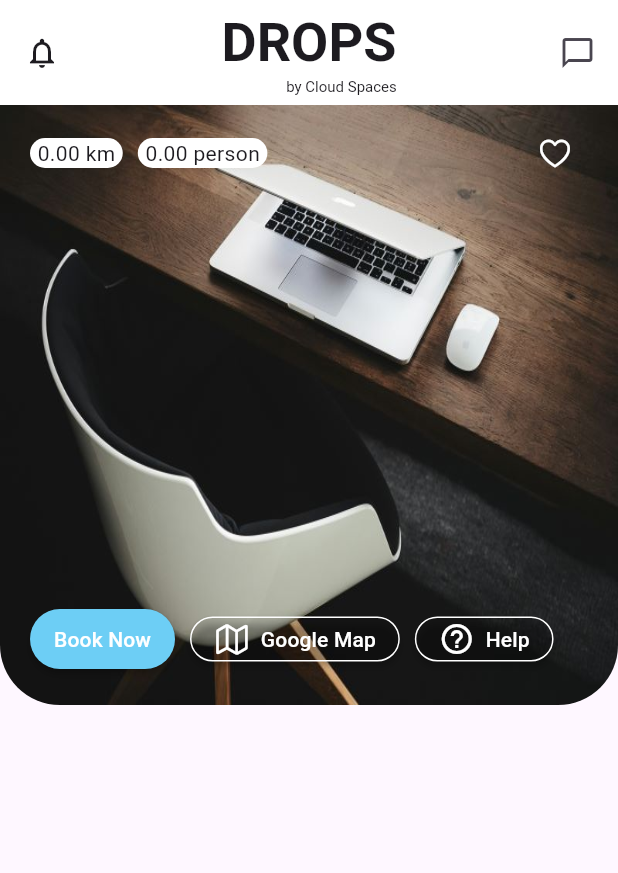
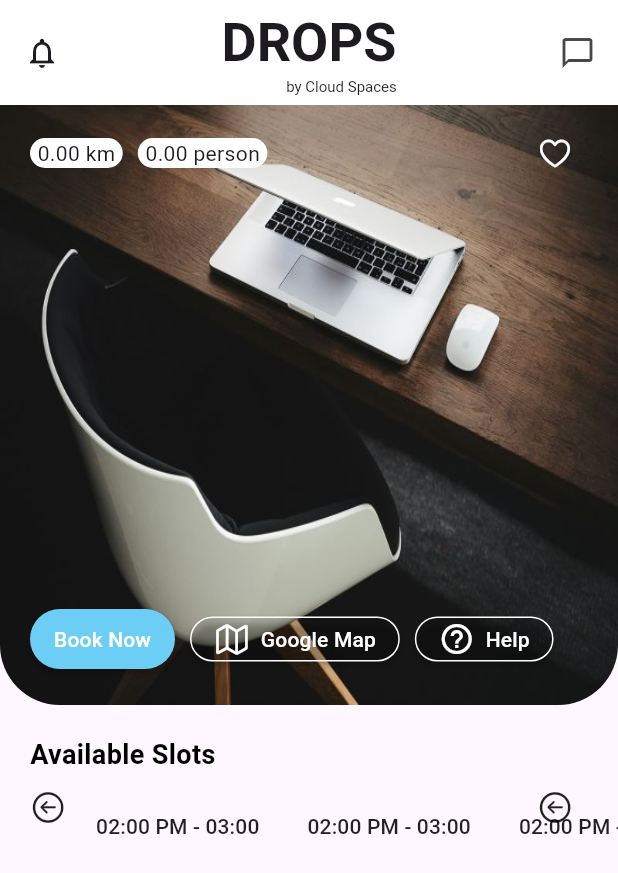
Before and after one commit to jhalto/office_booking, a Flutter app: the CreateBooking screen opened directly with empty values, on a phone screen of 412 x 824 dp. Shown: the top 873 px of the screen. Run offline on Flutter 3.47's test engine with Material 3 defaults, Android fonts, the light colour scheme and no system bars; our stand-ins replace cached_network_image, convex_bottom_bar, flutter_spinkit, fluttertoast, font_awesome_flutter, geocoding and 6 more; missing offline and left inert: mailer; accounts and stored records are empty.

Commit message:
create booking ui update

```diff
--- a/lib/screens/create_booking.dart
+++ b/lib/screens/create_booking.dart
@@ -44,8 +44,11 @@ class _CreateBookingState extends State<CreateBooking> {
         centerTitle: true,
       ),
      body: SingleChildScrollView(
+
+       child: Container(
+
          child: Column(
-
+               crossAxisAlignment: CrossAxisAlignment.start,
            children: [
              Container(
                height: 400,
@@ -167,16 +170,67 @@ class _CreateBookingState extends State<CreateBooking> {
                            )
                          ],
                        ),
+                   ),
+
+
+                 ],
+               ),
+             ),
+
+             Padding(
+                 padding: EdgeInsets.only(
+                   top: 20,
+                   left: 20,
+                 ),
+               child: Column(
+                 crossAxisAlignment: CrossAxisAlignment.start,
+                 children: [
+                   Text("Available Slots",style: myStyle(18,kala,FontWeight.bold),),
+                   SizedBox(
+                     height: 10,
+                   ),
+                   Container(
+                    height: 50,
+                     child: Stack(
+                       children: [
+                         GestureDetector(
+                           onTap: (){},
+                           child: Icon(CupertinoIcons.arrow_left_circle),
+                         ),
+                         Positioned(
+                           right: 10,
+                           child: Padding(
+                             padding: const EdgeInsets.only(right: 20),
+                             child: GestureDetector(
+
+                               onTap: (){},
+                               child: Icon(CupertinoIcons.arrow_left_circle),
+                             ),
+                           ),
+                         ),
+                         Padding(
+                           padding: const EdgeInsets.only(left: 28.0),
+                           child: ListView.builder(
+                             scrollDirection: Axis.horizontal,
+                             shrinkWrap: true,
+                             itemBuilder: (context, index) {
+                              return MaterialButton(
+                                  onPressed: (){},
+                              child: Text("02:00 PM - 03:00"),
+
+                              );
+                           },
+                           ),
+                         ),
+                       ],
+                     )
                    )
                  ],
                ),
-           ),
-           Container(
-             padding: EdgeInsets.only(
 
-             ),
              )
            ],
+         ),
        ),
      ),
     );
--- a/lib/widget/custom_widgets.dart
+++ b/lib/widget/custom_widgets.dart
@@ -182,6 +182,7 @@ small(){
 final Color maya = Color(0xff6DCEF5);
 final Color caya = Color(0xff28768E);
 final Color sada = Color(0xffFFFFFF);
+final Color kala = Color(0xff000000);
 
 whiteStyle(){
   return TextStyle(
```
Lines whose indentation alone changed are shown as unchanged.
